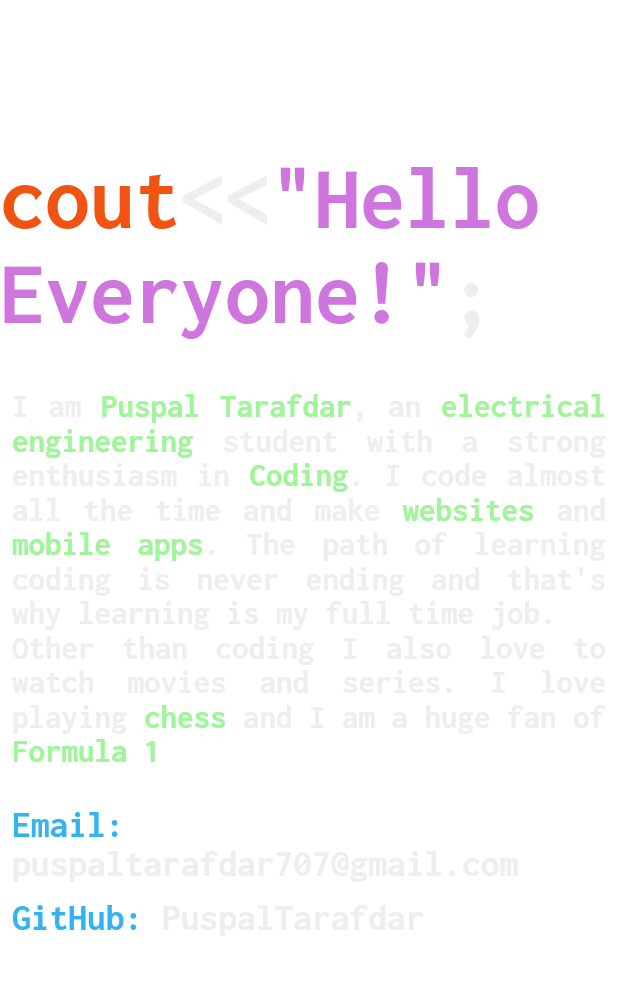
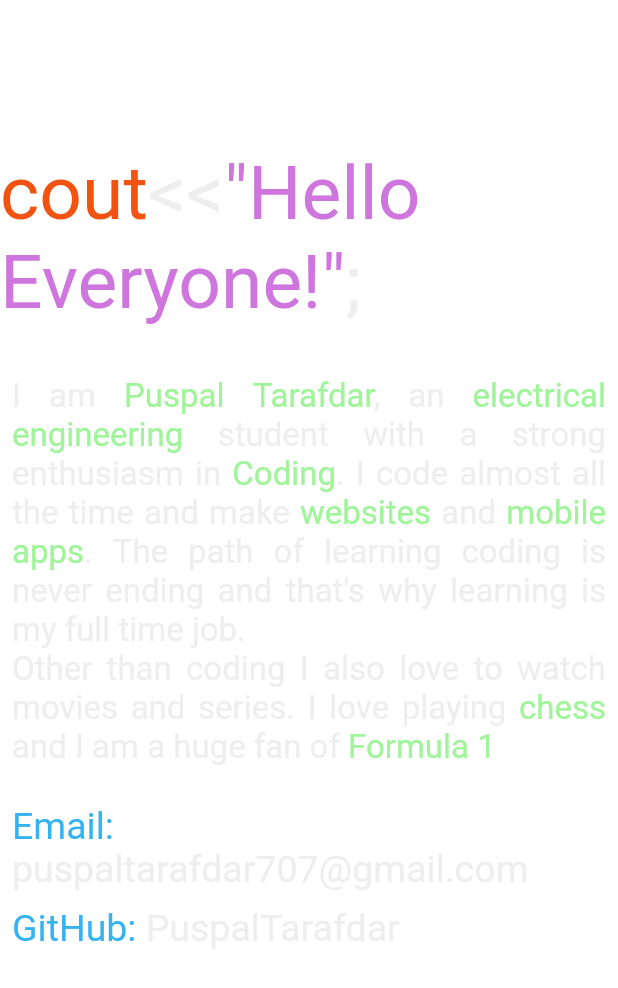
Before and after one commit to PuspalTarafdar/portfolio-website, a Flutter app: the IntroPara widget shown alone on an empty page, opened directly, on a phone screen of 412 x 824 dp. Shown: the top 988 px of the screen. Run offline on Flutter 3.47's test engine with Material 2 defaults, Android fonts, the phone set to English and light mode, and no system bars; our stand-ins replace font_awesome_flutter, google_fonts.

Commit message:
Add files via upload

```diff
--- a/lib/about_me.dart
+++ b/lib/about_me.dart
@@ -9,6 +9,7 @@ class AboutMe extends StatelessWidget {
   @override
   Widget build(BuildContext context) {
     return Container(
+
       height: 900,
       color: kdarkblue,
       width: double.infinity,
--- a/lib/intro_para.dart
+++ b/lib/intro_para.dart
@@ -1,5 +1,6 @@
 import 'package:flutter/material.dart';
 import 'constants.dart';
+import 'package:google_fonts/google_fonts.dart';
 class IntroPara extends StatelessWidget {
   const IntroPara({
     Key? key,
@@ -14,38 +15,39 @@ class IntroPara extends StatelessWidget {
         children: [
           const SizedBox(height: 100),
           RichText(
-            text: const TextSpan(
-              children: [
+            text: TextSpan(
+              style: GoogleFonts.courierPrime(),
+              children: const [
                 TextSpan(
                   text: 'cout',
                   style: TextStyle(
-                    fontSize: 60,
+                    fontSize: 50,
                     color:korange,
-                    fontFamily: 'Inconsolata',
+
                   ),
                 ),
                 TextSpan(
                   text: '<<',
                   style: TextStyle(
-                    fontSize: 60,
+                    fontSize: 50,
                     color: kwhite,
-                    fontFamily: 'Inconsolata',
+
                   ),
                 ),
                 TextSpan(
                   text: '"Hello Everyone!"',
                   style: TextStyle(
-                    fontSize: 60,
+                    fontSize: 50,
                     color: Color.fromARGB(255, 207, 118, 222),
-                    fontFamily: 'Inconsolata',
+
                   ),
                 ),
                 TextSpan(
                   text: ';',
                   style: TextStyle(
-                    fontSize: 60,
+                    fontSize: 50,
                     color: kwhite,
-                    fontFamily: 'Inconsolata',
+
                   ),
                 ),
               ],
@@ -62,15 +64,16 @@ class IntroPara extends StatelessWidget {
                   RichText(
 
                     textAlign: TextAlign.justify,
-                    text: const TextSpan(
-                      children: [
+                    text: TextSpan(
+                      style: GoogleFonts.courierPrime(),
+                      children: const [
                         TextSpan(
                           text: 'I am ',
 
                           style: TextStyle(
                             fontSize: 22,
                             color: kwhite,
-                            fontFamily: 'Inconsolata',
+
                           ),
                         ),
                         TextSpan(
@@ -78,7 +81,7 @@ class IntroPara extends StatelessWidget {
                           style: TextStyle(
                             fontSize: 22,
                             color:kg,
-                            fontFamily: 'Inconsolata',
+
                           ),
                         ),
                         TextSpan(
@@ -86,7 +89,7 @@ class IntroPara extends StatelessWidget {
                           style: TextStyle(
                             fontSize: 22,
                             color: kwhite,
-                            fontFamily: 'Inconsolata',
+
                           ),
                         ),
                         TextSpan(
@@ -94,7 +97,7 @@ class IntroPara extends StatelessWidget {
                           style: TextStyle(
                             fontSize: 22,
                             color:kg,
-                            fontFamily: 'Inconsolata',
+
                           ),
                         ),
                         TextSpan(
@@ -102,7 +105,7 @@ class IntroPara extends StatelessWidget {
                           style: TextStyle(
                             fontSize: 22,
                             color: kwhite,
-                            fontFamily: 'Inconsolata',
+
                           ),
                         ),
                         TextSpan(
@@ -110,7 +113,7 @@ class IntroPara extends StatelessWidget {
                           style: TextStyle(
                             fontSize: 22,
                             color:kg,
-                            fontFamily: 'Inconsolata',
+
                           ),
                         ),
                         TextSpan(
@@ -118,7 +121,7 @@ class IntroPara extends StatelessWidget {
                           style: TextStyle(
                             fontSize: 22,
                             color: kwhite,
-                            fontFamily: 'Inconsolata',
+
                           ),
                         ),
                         TextSpan(
@@ -126,7 +129,7 @@ class IntroPara extends StatelessWidget {
                           style: TextStyle(
                             fontSize: 22,
                             color:kg,
-                            fontFamily: 'Inconsolata',
+
                           ),
                         ),
                         TextSpan(
@@ -134,7 +137,7 @@ class IntroPara extends StatelessWidget {
                           style: TextStyle(
                             fontSize: 22,
                             color: kwhite,
-                            fontFamily: 'Inconsolata',
+
                           ),
                         ),
                         TextSpan(
@@ -142,7 +145,7 @@ class IntroPara extends StatelessWidget {
                           style: TextStyle(
                             fontSize: 22,
                             color:kg,
-                            fontFamily: 'Inconsolata',
+
                           ),
                         ),
                         TextSpan(
@@ -150,7 +153,7 @@ class IntroPara extends StatelessWidget {
                           style: TextStyle(
                             fontSize: 22,
                             color: kwhite,
-                            fontFamily: 'Inconsolata',
+
                           ),
                         ),
 
@@ -159,7 +162,7 @@ class IntroPara extends StatelessWidget {
                           style: TextStyle(
                             fontSize: 22,
                             color:kg,
-                            fontFamily: 'Inconsolata',
+
                           ),
                         ),
                         TextSpan(
@@ -167,7 +170,7 @@ class IntroPara extends StatelessWidget {
                           style: TextStyle(
                             fontSize: 22,
                             color: kwhite,
-                            fontFamily: 'Inconsolata',
+
                           ),
                         ),
 
@@ -176,7 +179,7 @@ class IntroPara extends StatelessWidget {
                           style: TextStyle(
                             fontSize: 22,
                             color:kg,
-                            fontFamily: 'Inconsolata',
+
                           ),
                         ),
 
@@ -187,22 +190,24 @@ class IntroPara extends StatelessWidget {
                   ),
                   const SizedBox(height: 25),
                   RichText(
-                    text: const TextSpan(
-                      children: [
+                    text:  TextSpan(
+                      style: GoogleFonts.courierPrime(),
+                      children: const [
                         TextSpan(
                           text: 'Email: ',
                           style: TextStyle(
                             fontSize: 25,
                             color:kblue,
-                            fontFamily: 'Inconsolata',
+
                           ),
                         ),
                         TextSpan(
+
                           text: 'puspaltarafdar707@gmail.com',
                           style: TextStyle(
                             fontSize: 25,
                             color: kwhite,
-                            fontFamily: 'Inconsolata',
+
                           ),
                         ),
 
@@ -211,14 +216,15 @@ class IntroPara extends StatelessWidget {
                   ),
                   const SizedBox(height: 10),
                   RichText(
-                    text: const TextSpan(
-                      children: [
+                    text: TextSpan(
+                      style: GoogleFonts.courierPrime(),
+                      children: const [
                         TextSpan(
                           text: 'GitHub: ',
                           style: TextStyle(
                             fontSize: 25,
                             color:kblue,
-                            fontFamily: 'Inconsolata',
+
                           ),
                         ),
                         TextSpan(
@@ -226,7 +232,7 @@ class IntroPara extends StatelessWidget {
                           style: TextStyle(
                             fontSize: 25,
                             color: kwhite,
-                            fontFamily: 'Inconsolata',
+
                           ),
                         ),
                       ],
--- a/lib/intro_section.dart
+++ b/lib/intro_section.dart
@@ -65,7 +65,7 @@ class IntroSection extends StatelessWidget {
                             'Puspal Tarafdar',
                             style: TextStyle(
                               fontWeight: FontWeight.bold,
-                              fontSize: 80,
+                              fontSize: 70,
                               color: kwhite,
                             ),
                           ),
--- a/lib/main.dart
+++ b/lib/main.dart
@@ -1,4 +1,5 @@
 import 'package:flutter/material.dart';
+import 'package:google_fonts/google_fonts.dart';
 import 'package:portfolio_website/about_me.dart';
 import 'package:portfolio_website/intro_section.dart';
 import 'package:portfolio_website/projects_section.dart';
@@ -20,7 +21,7 @@ class MyApp extends StatelessWidget {
       debugShowCheckedModeBanner: false,
       title: 'Puspal Tarafdar',
       theme: ThemeData(
-        fontFamily: 'Inconsolata',
+      textTheme: GoogleFonts.courierPrimeTextTheme(),
         scaffoldBackgroundColor: Colors.white,
       ),
       home: const WelcomeScreen(),
--- a/lib/skills_section.dart
+++ b/lib/skills_section.dart
@@ -7,9 +7,8 @@ class SkillsSection extends StatelessWidget {
   @override
   Widget build(BuildContext context) {
     return Container(
-       color: korange,
-       height: 600,
+      color: korange,
+      height: 600,
     );
-
   }
 }
```
Also changed, not shown: lib/style_code_block.dart (+40 -53 lines), lib/constants.dart (line endings or trailing spaces), lib/projects_section.dart (line endings or trailing spaces), lib/top_bar_option.dart (line endings or trailing spaces).
